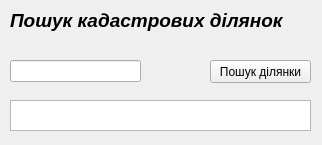
Old version of the form cadnum_dialog_base.ui in the repository iraqez/cadnum.
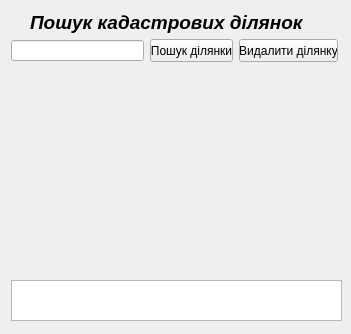
New version of the form.

Patch:
```diff
--- a/cadnum_dialog_base.ui
+++ b/cadnum_dialog_base.ui
@@ -9,8 +9,8 @@
    <rect>
     <x>0</x>
     <y>0</y>
-    <width>322</width>
-    <height>145</height>
+    <width>351</width>
+    <height>334</height>
    </rect>
   </property>
   <property name="windowTitle">
@@ -22,9 +22,9 @@
   <widget class="QPushButton" name="getCadnum">
    <property name="geometry">
     <rect>
-     <x>210</x>
-     <y>60</y>
-     <width>101</width>
+     <x>150</x>
+     <y>39</y>
+     <width>83</width>
      <height>23</height>
     </rect>
    </property>
@@ -41,20 +41,20 @@
   <widget class="QTextEdit" name="textEdit">
    <property name="geometry">
     <rect>
-     <x>10</x>
-     <y>100</y>
-     <width>301</width>
-     <height>31</height>
+     <x>11</x>
+     <y>280</y>
+     <width>331</width>
+     <height>41</height>
     </rect>
    </property>
   </widget>
   <widget class="QLabel" name="label">
    <property name="geometry">
     <rect>
-     <x>10</x>
-     <y>10</y>
-     <width>301</width>
-     <height>21</height>
+     <x>30</x>
+     <y>11</y>
+     <width>291</width>
+     <height>23</height>
     </rect>
    </property>
    <property name="font">
@@ -75,10 +75,10 @@
   <widget class="QLineEdit" name="cadnumLine">
    <property name="geometry">
     <rect>
-     <x>10</x>
-     <y>60</y>
-     <width>131</width>
-     <height>22</height>
+     <x>11</x>
+     <y>40</y>
+     <width>133</width>
+     <height>21</height>
     </rect>
    </property>
    <property name="maximumSize">
@@ -91,6 +91,25 @@
     <number>22</number>
    </property>
   </widget>
+  <widget class="QPushButton" name="getCadnum_2">
+   <property name="geometry">
+    <rect>
+     <x>239</x>
+     <y>39</y>
+     <width>99</width>
+     <height>23</height>
+    </rect>
+   </property>
+   <property name="layoutDirection">
+    <enum>Qt::LeftToRight</enum>
+   </property>
+   <property name="text">
+    <string>Видалити ділянку</string>
+   </property>
+   <property name="autoDefault">
+    <bool>false</bool>
+   </property>
+  </widget>
  </widget>
  <resources/>
  <connections>
```
